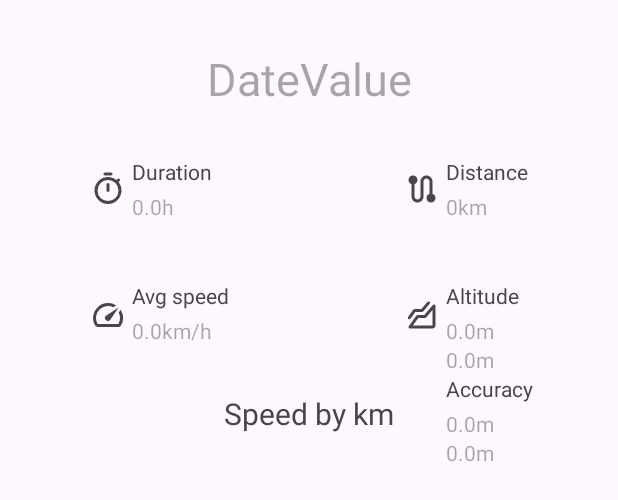
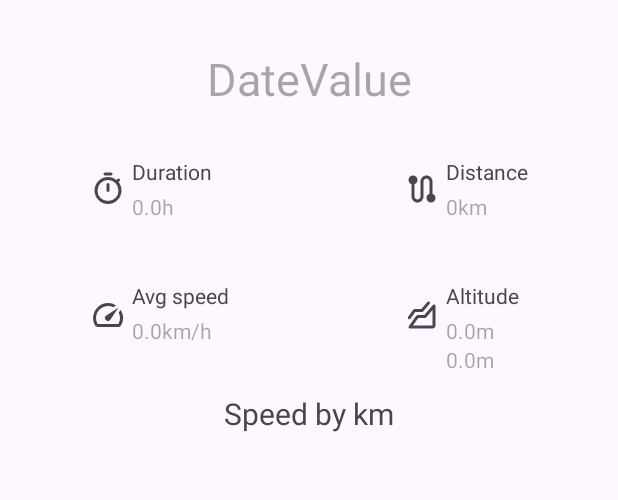
Before and after one commit to xDMPx/RouteSP, an Android app: the layout fragment_recorded_route_details.xml on its own in the app's theme, with its tools: preview values and no code run, on a phone screen of 412 x 824 dp. Shown: the top 500 px of the screen. Run offline under Robolectric (Android 15) with nearby library versions, the phone set to English and light mode, and no system bars.

Commit message:
Remove the location accuracy information from the `RecordedRouteDetailsFragment`

```diff
--- a/app/src/main/java/com/xdmpx/routesp/RecordedRouteDetailsActivity.kt
+++ b/app/src/main/java/com/xdmpx/routesp/RecordedRouteDetailsActivity.kt
@@ -26,7 +26,6 @@ class RecordedRouteDetailsActivity : AppCompatActivity() {
     private var recordingDate: String = ""
     private lateinit var altitudeArray: DoubleArray
     private var speedsByKM: ArrayList<String> = ArrayList()
-    private lateinit var accuracyArray: FloatArray
 
     override fun onCreate(savedInstanceState: Bundle?) {
         super.onCreate(savedInstanceState)
@@ -51,8 +50,6 @@ class RecordedRouteDetailsActivity : AppCompatActivity() {
             val route = routeWithPoints.route
             this@RecordedRouteDetailsActivity.altitudeArray =
                 routeWithPoints.points.map { it.altitude }.toDoubleArray()
-            this@RecordedRouteDetailsActivity.accuracyArray =
-                routeWithPoints.points.map { it.accuracy }.toFloatArray()
 
             recordingDate = DateFormat.getDateTimeInstance().format(route.startDate)
 
@@ -122,7 +119,6 @@ class RecordedRouteDetailsActivity : AppCompatActivity() {
                 avgSpeedMS,
                 altitudeArray,
                 speedsByKM,
-                accuracyArray
             )
         )
         ft.commit()
--- a/app/src/main/java/com/xdmpx/routesp/recorded_route_details/RecordedRouteDetailsFragment.kt
+++ b/app/src/main/java/com/xdmpx/routesp/recorded_route_details/RecordedRouteDetailsFragment.kt
@@ -17,7 +17,6 @@ const val ARG_TIME_IN_S = "time_in_s"
 const val ARG_AVG_SPEED_MS = "avg_speed_ms"
 const val ARG_ALTITUDE_ARRAY = "avg_altitude_array"
 const val ARG_SPEED_BY_KM = "avg_speed_by_km"
-const val ARG_ACCURACY_ARRAY = "avg_accuracy_array"
 
 class RecordedRouteDetailsFragment : Fragment() {
     private var recordingDate: String = ""
@@ -28,7 +27,6 @@ class RecordedRouteDetailsFragment : Fragment() {
     private var speedInKMH = true
     private lateinit var altitudeArray: DoubleArray
     private var speedsByKM: ArrayList<String> = ArrayList()
-    private lateinit var accuracyArray: FloatArray
 
     override fun onCreate(savedInstanceState: Bundle?) {
         super.onCreate(savedInstanceState)
@@ -39,7 +37,6 @@ class RecordedRouteDetailsFragment : Fragment() {
             avgSpeedMS = it.getDouble(ARG_AVG_SPEED_MS)
             altitudeArray = it.getDoubleArray(ARG_ALTITUDE_ARRAY)!!
             speedsByKM = it.getStringArrayList(ARG_SPEED_BY_KM)!!
-            accuracyArray = it.getFloatArray(ARG_ACCURACY_ARRAY)!!
         }
     }
 
@@ -75,12 +72,6 @@ class RecordedRouteDetailsFragment : Fragment() {
             R.id.itemTextView,
             speedsByKM as ArrayList<String>
         )
-        val minAccuracyText = String.format(null, "min: %.2f m", accuracyArray.min())
-        val maxAccuracyText = String.format(null, "max: %.2f m", accuracyArray.max())
-        val minAccuracyTextView = view.findViewById<TextView>(R.id.minAccuracyValueView)
-        val maxAccuracyTextView = view.findViewById<TextView>(R.id.maxAccuracyValueView)
-        minAccuracyTextView.text = minAccuracyText
-        maxAccuracyTextView.text = maxAccuracyText
 
         return view
     }
@@ -94,7 +85,6 @@ class RecordedRouteDetailsFragment : Fragment() {
             avgSpeedMS: Double,
             altitudeArray: DoubleArray,
             speedByKM: ArrayList<String>,
-            accuracyArray: FloatArray
         ) = RecordedRouteDetailsFragment().apply {
             arguments = Bundle().apply {
                 putString(ARG_RECORDING_DATE, recordingDate)
@@ -103,7 +93,6 @@ class RecordedRouteDetailsFragment : Fragment() {
                 putDouble(ARG_AVG_SPEED_MS, avgSpeedMS)
                 putDoubleArray(ARG_ALTITUDE_ARRAY, altitudeArray)
                 putStringArrayList(ARG_SPEED_BY_KM, speedByKM)
-                putFloatArray(ARG_ACCURACY_ARRAY, accuracyArray)
             }
         }
     }
--- a/app/src/main/res/layout/fragment_recorded_route_details.xml
+++ b/app/src/main/res/layout/fragment_recorded_route_details.xml
@@ -15,11 +15,11 @@
             android:layout_width="wrap_content"
             android:layout_height="wrap_content"
             android:layout_marginTop="32dp"
-            tools:hint="DateValue"
             android:textSize="30sp"
             app:layout_constraintEnd_toEndOf="parent"
             app:layout_constraintStart_toStartOf="parent"
-            app:layout_constraintTop_toTopOf="parent" />
+            app:layout_constraintTop_toTopOf="parent"
+            tools:hint="DateValue" />
 
         <ImageView
             android:id="@+id/durationImageView"
@@ -49,9 +49,9 @@
             android:layout_height="wrap_content"
             android:layout_marginStart="4dp"
             android:layout_marginTop="4dp"
-            tools:hint="0.0h"
             app:layout_constraintStart_toEndOf="@+id/durationImageView"
-            app:layout_constraintTop_toBottomOf="@+id/durationTextView" />
+            app:layout_constraintTop_toBottomOf="@+id/durationTextView"
+            tools:hint="0.0h" />
 
         <ImageView
             android:id="@+id/distanceImageView"
@@ -79,9 +79,9 @@
             android:layout_marginStart="4dp"
             android:clickable="true"
             android:focusable="true"
-            tools:hint="0km"
             app:layout_constraintBottom_toBottomOf="@+id/durationValueView"
-            app:layout_constraintStart_toEndOf="@+id/distanceImageView" />
+            app:layout_constraintStart_toEndOf="@+id/distanceImageView"
+            tools:hint="0km" />
 
         <ImageView
             android:id="@+id/avgSpeedImageView"
@@ -109,9 +109,9 @@
             android:layout_width="wrap_content"
             android:layout_height="wrap_content"
             android:layout_marginTop="4dp"
-            tools:hint="0.0km/h"
             app:layout_constraintStart_toStartOf="@+id/durationValueView"
-            app:layout_constraintTop_toBottomOf="@+id/avgSpeedTextView" />
+            app:layout_constraintTop_toBottomOf="@+id/avgSpeedTextView"
+            tools:hint="0.0km/h" />
 
         <ImageView
             android:id="@+id/altitudeImageView"
@@ -139,17 +139,17 @@
             android:layout_width="wrap_content"
             android:layout_height="wrap_content"
             android:layout_marginTop="4dp"
-            tools:hint="0.0m"
             app:layout_constraintStart_toStartOf="@+id/altitudeTextView"
-            app:layout_constraintTop_toBottomOf="@+id/altitudeTextView" />
+            app:layout_constraintTop_toBottomOf="@+id/altitudeTextView"
+            tools:hint="0.0m" />
 
         <TextView
             android:id="@+id/maxAltitudeValueView"
             android:layout_width="wrap_content"
             android:layout_height="wrap_content"
-            tools:hint="0.0m"
             app:layout_constraintStart_toStartOf="@+id/minAltitudeValueView"
-            app:layout_constraintTop_toBottomOf="@+id/minAltitudeValueView" />
+            app:layout_constraintTop_toBottomOf="@+id/minAltitudeValueView"
+            tools:hint="0.0m" />
 
         <TextView
             android:id="@+id/speedTextView"
@@ -171,31 +171,6 @@
             app:layout_constraintStart_toStartOf="parent"
             app:layout_constraintTop_toBottomOf="@+id/speedTextView" />
 
-        <TextView
-            android:id="@+id/accuracyTextView"
-            android:layout_width="wrap_content"
-            android:layout_height="wrap_content"
-            android:text="@string/accuracy"
-            app:layout_constraintStart_toStartOf="@+id/maxAltitudeValueView"
-            app:layout_constraintTop_toBottomOf="@+id/maxAltitudeValueView" />
-
-        <TextView
-            android:id="@+id/minAccuracyValueView"
-            android:layout_width="wrap_content"
-            android:layout_height="wrap_content"
-            android:layout_marginTop="4dp"
-            tools:hint="0.0m"
-            app:layout_constraintStart_toStartOf="@+id/accuracyTextView"
-            app:layout_constraintTop_toBottomOf="@+id/accuracyTextView" />
-
-        <TextView
-            android:id="@+id/maxAccuracyValueView"
-            android:layout_width="wrap_content"
-            android:layout_height="wrap_content"
-            tools:hint="0.0m"
-            app:layout_constraintStart_toStartOf="@+id/minAccuracyValueView"
-            app:layout_constraintTop_toBottomOf="@+id/minAccuracyValueView" />
-
     </androidx.constraintlayout.widget.ConstraintLayout>
 
 </FrameLayout>
```
